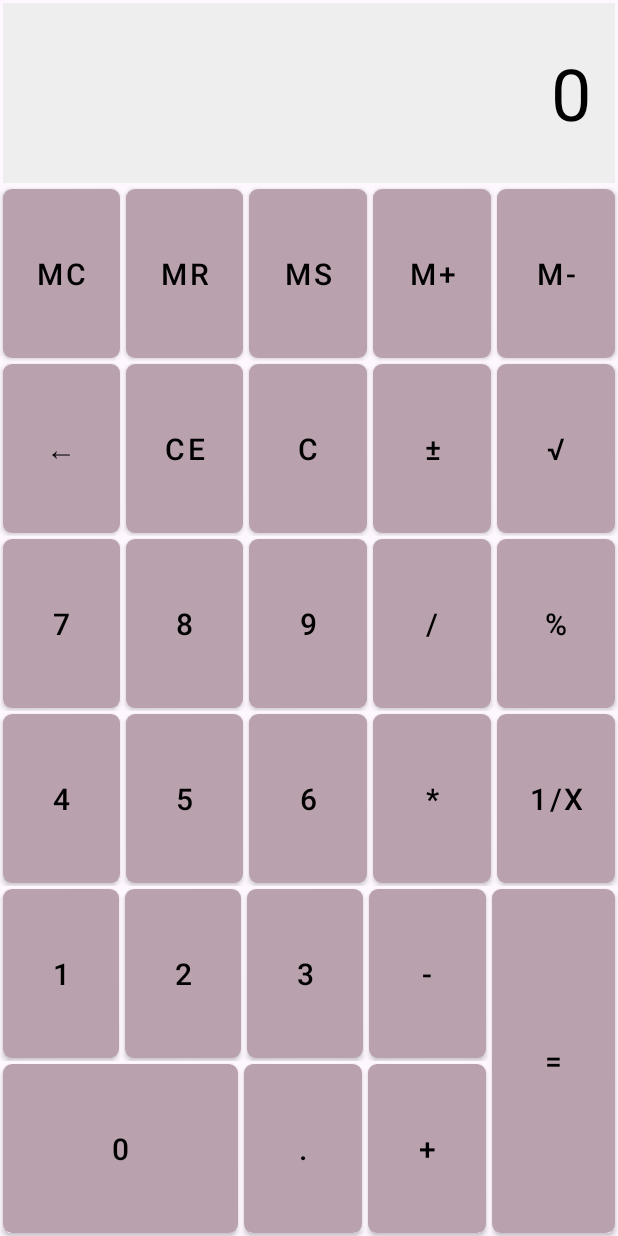
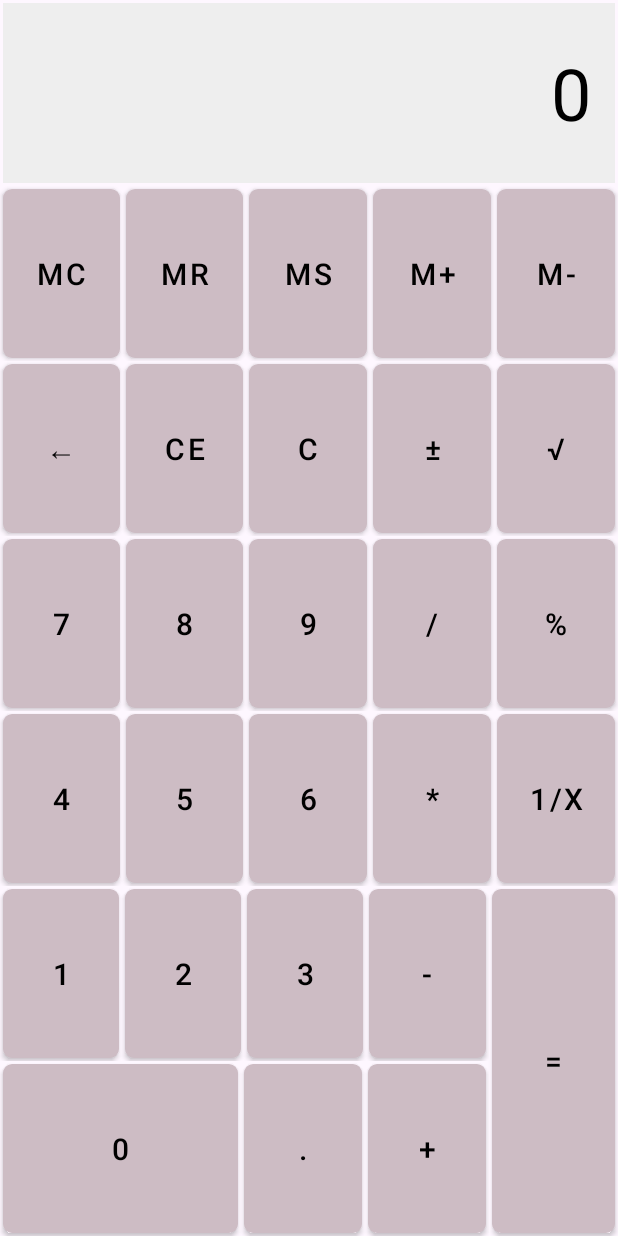
Before and after one commit to AustejaBliu/PD4, an Android app: the screen it shows after launch (MainActivity), on a phone screen of 412 x 824 dp. Run offline under Robolectric (Android 15) with nearby library versions, the phone set to English and light mode, and no system bars.

Commit message:
Sukurta veikianti calculator programele

```diff
--- a/app/src/main/res/values/colors.xml
+++ b/app/src/main/res/values/colors.xml
@@ -2,6 +2,6 @@
 <resources>
     <color name="black">#FF000000</color>
     <color name="white">#FFFFFFFF</color>
-    <color name="calc_button">#B9A2AD</color>
+    <color name="calc_button">#CDBCC4</color>
     <color name="calc_button_text">#FF000000</color>
 </resources>
```
